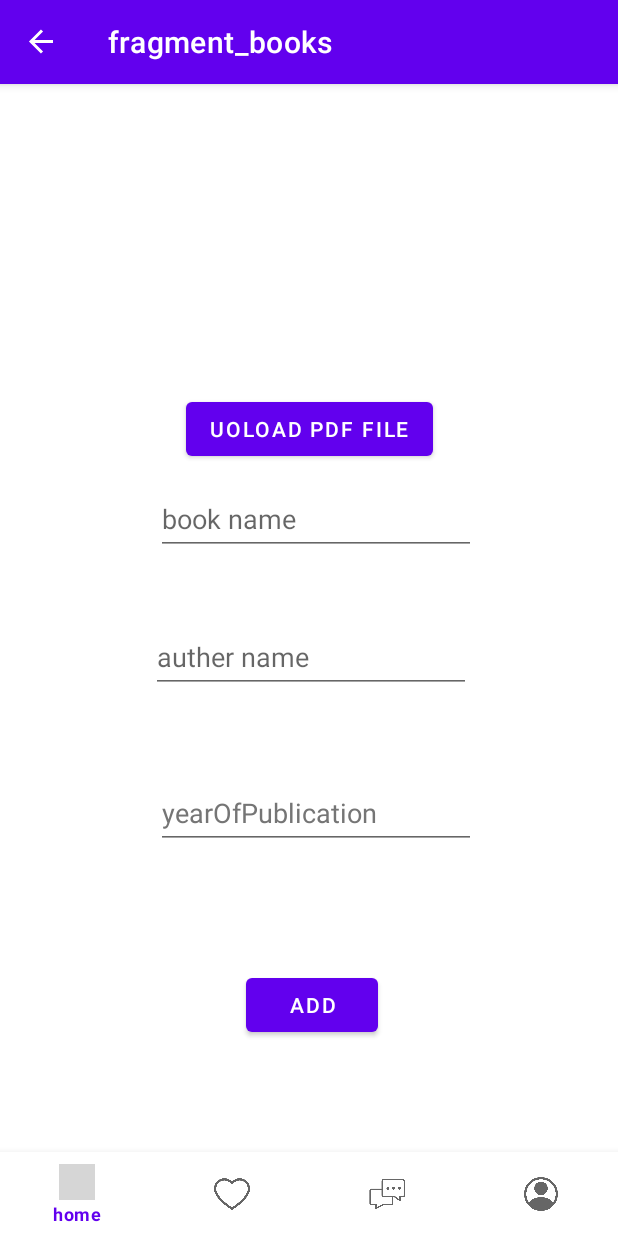
After one commit to Asma-Almahdawi/Books, an Android app: the BooksFragment screen opened through its navigation route, on a phone screen of 412 x 824 dp. The commit adds this screen. Run offline under Robolectric (Android 15) with nearby library versions, the phone set to English and light mode, and no system bars; our stand-ins replace Firebase (no records; nobody signed in at launch, a user with empty details on screens opened directly), navigation-ui; grey boxes are pictures that could not be loaded.

Commit message:
Firebase was used to : 1- Register 2- Login 3- Start CRUD operation 4-CRUD operation 5- RecyclerView

```diff
--- a/app/src/main/AndroidManifest.xml
+++ b/app/src/main/AndroidManifest.xml
@@ -4,6 +4,7 @@
 <uses-permission android:name="android.permission.CAMERA"/>
 
     <application
+        android:usesCleartextTraffic="true"
         android:allowBackup="true"
         android:icon="@mipmap/ic_launcher"
         android:label="@string/app_name"
--- a/app/src/main/java/com/example/books/Book.kt
+++ b/app/src/main/java/com/example/books/Book.kt
@@ -1,11 +1,13 @@
 package com.example.books
 
 data class Book(
-    val bookFile:String="",
+//    val bookFile:String="",
+    val bookImage:String="",
     val bookName:String="",
+    val pdfFile :String="",
     val authorName:String="",
     val yearOfPublication:String="",
-    val numberOfPages:String = ""
+//    val numberOfPages:String = ""
 
 ) {
 }
--- a/app/src/main/java/com/example/books/MainActivity.kt
+++ b/app/src/main/java/com/example/books/MainActivity.kt
@@ -22,7 +22,7 @@ class MainActivity : AppCompatActivity() {
         val navController = findNavController(R.id.container)
 
         bottomNavigationView.setupWithNavController(navController)
-        setupActionBarWithNavController(navController, AppBarConfiguration(setOf( R.layout.edit_file_fragment,R.layout.home_page_fragment,R.layout.like_page_fragment,R.layout.chat_page_fragment,R.layout.profile_fragment)))
+        setupActionBarWithNavController(navController, AppBarConfiguration(setOf( R.layout.edit_file_fragment,R.layout.home_page_fragment,R.layout.like_page_fragment,R.layout.chat_page_fragment,R.layout.profile_fragment ,R.layout.fragment_books)))
 
 
 
--- a/app/src/main/java/com/example/books/database/DatabaseRepo.kt
+++ b/app/src/main/java/com/example/books/database/DatabaseRepo.kt
@@ -24,7 +24,6 @@ class DatabaseRepo(){
     fun saveUser(user:User) = CoroutineScope(Dispatchers.IO).launch {
 //        var usersData:List<User> = emptyList()
         try {
-
 
             userCollectionRef.add(user).addOnSuccessListener { documentReference ->
                 Log.d(TAG, "DocumentSnapshot added with ID: ${documentReference.id}")
--- a/app/src/main/java/com/example/books/database/User.kt
+++ b/app/src/main/java/com/example/books/database/User.kt
@@ -1,14 +1,14 @@
 package com.example.books.database
 
 import android.provider.ContactsContract
+import com.example.books.Book
 
 data class User(
 
     var username : String?=null,
-//    var fileName:String?=null
     var profileImageUrl: String?= null,
+    var books:List<Book> = listOf()
 
-//    val bio:String? = null
 
 ){
 
--- /dev/null
+++ b/app/src/main/java/com/example/books/fragments/BooksFragment.kt
@@ -0,0 +1,85 @@
+package com.example.books.fragments
+
+import android.app.Activity
+import android.content.Intent
+import android.net.Uri
+import androidx.lifecycle.ViewModelProvider
+import android.os.Bundle
+import androidx.fragment.app.Fragment
+import android.view.LayoutInflater
+import android.view.View
+import android.view.ViewGroup
+import androidx.navigation.fragment.findNavController
+import com.example.books.Book
+import com.example.books.R
+import com.example.books.databinding.FragmentBooksBinding
+import com.example.books.fragments.editfilefragment.REQUEST_CODE_IMAGE
+import com.google.firebase.auth.FirebaseAuth
+import com.google.firebase.firestore.FieldValue
+import com.google.firebase.firestore.FirebaseFirestore
+import com.google.firebase.firestore.ktx.firestore
+import com.google.firebase.ktx.Firebase
+import java.lang.reflect.Field
+
+private const val TAG = "BooksFragment"
+private const val REQUEST_CODE_PDF = 1
+class BooksFragment : Fragment() {
+    private lateinit var auth: FirebaseAuth
+  val firestore= Firebase.firestore.collection("users")
+
+   private lateinit var bindig :FragmentBooksBinding
+   var cruPdfFile:Uri?= null
+
+   val book = Book()
+
+    private lateinit var viewModel: BooksViewModel
+    override fun onCreate(savedInstanceState: Bundle?) {
+        super.onCreate(savedInstanceState)
+
+        auth = FirebaseAuth.getInstance()
+    }
+
+    override fun onCreateView(
+        inflater: LayoutInflater, container: ViewGroup?,
+        savedInstanceState: Bundle?
+    ): View? {
+       bindig= FragmentBooksBinding.inflate(layoutInflater)
+
+        bindig.addBtn.setOnClickListener {
+            val bookName = bindig.bookNameTv.text.toString()
+            val autherName = bindig.autherNameTv.text.toString()
+            val yearOfPublication = bindig.yearOfPublicationTv.text.toString()
+            val pdfFile = bindig.filePDFBtn.text.toString()
+            val book =Book(bookName,pdfFile,autherName,yearOfPublication)
+            val firestorbook = Firebase.firestore.collection("books")
+            firestorbook.add(book)
+            firestore.document(auth.currentUser!!.uid).update("books",FieldValue.arrayUnion(book))
+
+           Intent(Intent.ACTION_GET_CONTENT).also {
+               it.type= "PDF/*"
+
+               startActivityForResult(it, REQUEST_CODE_PDF)
+
+           }
+
+
+        }
+
+        return bindig.root
+    }
+
+    override fun onActivityResult(requestCode: Int, resultCode: Int, data: Intent?) {
+        super.onActivityResult(requestCode, resultCode, data)
+        if (resultCode== Activity.RESULT_OK && requestCode == REQUEST_CODE_PDF)
+
+            data?.data.let {
+
+                cruPdfFile= it
+//                bindig.filePDFBtn.set
+
+            }
+
+
+    }
+
+}
--- a/app/src/main/java/com/example/books/fragments/homepagefragment/HomePageFragment.kt
+++ b/app/src/main/java/com/example/books/fragments/homepagefragment/HomePageFragment.kt
@@ -1,20 +1,31 @@
 package com.example.books.fragments.homepagefragment
 
-import androidx.lifecycle.ViewModelProvider
 import android.os.Bundle
+import android.util.Log
 import androidx.fragment.app.Fragment
 import android.view.LayoutInflater
 import android.view.View
 import android.view.ViewGroup
 import androidx.recyclerview.widget.LinearLayoutManager
-import com.example.books.R
+import androidx.recyclerview.widget.RecyclerView
+import com.example.books.Book
+import com.example.books.databinding.BooksAddItemBinding
 import com.example.books.databinding.HomePageFragmentBinding
+import com.google.firebase.firestore.*
 
+private const val TAG = "HomePageFragment"
 class HomePageFragment : Fragment() {
 
    private lateinit var binding: HomePageFragmentBinding
+   private lateinit var book: Book
+   private val bookList = mutableListOf<Book>()
 
+   private val db = FirebaseFirestore.getInstance()
 
+    override fun onCreate(savedInstanceState: Bundle?) {
+        super.onCreate(savedInstanceState)
+        book=Book()
+    }
 
     override fun onCreateView(
         inflater: LayoutInflater, container: ViewGroup?,
@@ -22,7 +33,79 @@ class HomePageFragment : Fragment() {
     ): View? {
       binding= HomePageFragmentBinding.inflate(layoutInflater)
         binding.booksRv.layoutManager=LinearLayoutManager(context)
+
+//        val book: List<Book> = listOf()
+//        val bookAdapter = BookAdapter(book)
+//        binding.booksRv.adapter=bookAdapter
+
+        fetchDataFromFirebase()
         return binding.root
+    }
+
+
+//    private fun updateUI(book: List<Book>) {
+//        val bookAdapter = BookAdapter(book)
+//        binding.booksRv.adapter=bookAdapter
+//    }
+
+    private inner class BookViewHolder(val binding: BooksAddItemBinding):RecyclerView.ViewHolder(binding.root){
+
+        fun bind(book: Book){
+             binding.bookNamesTv.text=book.bookName
+//            binding.bookImage.load(book.bookImage)
+        }
+
+
+    }
+
+    private inner class BookAdapter(val books:List<Book>): RecyclerView.Adapter<BookViewHolder>() {
+        override fun onCreateViewHolder(parent: ViewGroup, viewType: Int): BookViewHolder {
+
+            val binding=BooksAddItemBinding.inflate(
+
+                layoutInflater,
+                parent,
+                false
+
+            )
+            return BookViewHolder(binding)
+
+        }
+
+        override fun onBindViewHolder(holder: BookViewHolder, position: Int) {
+         val book =books[position]
+            holder.bind(book)
+            Log.d("items", " this item $book")
+        }
+
+        override fun getItemCount(): Int {
+            return books.size
+            Log.d("Size" , "${books.size}")
+        }
+
+
+    }
+
+    private fun fetchDataFromFirebase(){
+
+        db.collection("books").get().addOnSuccessListener {
+            for (doc in it){
+                val book = doc.toObject(Book::class.java)
+                bookList.add(book)
+
+                Log.d(TAG," GET DATA $bookList")
+
+        }
+
+            binding.booksRv.adapter=BookAdapter(bookList)
+
+
+
+
+
+        }
+
+
     }
 
 
--- a/app/src/main/java/com/example/books/fragments/loginfragment/LoginFragment.kt
+++ b/app/src/main/java/com/example/books/fragments/loginfragment/LoginFragment.kt
@@ -54,7 +54,7 @@ class LoginFragment : Fragment() {
 
         }
 
-findNavController().navigate(R.id.action_loginFragment_to_editFileFragment)
+//findNavController().navigate(R.id.action_registerFragment_to_loginFragment
 
         }
 
@@ -97,7 +97,7 @@ findNavController().navigate(R.id.action_loginFragment_to_editFileFragment)
 
             }
 
-
+ findNavController().navigate(R.id.action_loginFragment_to_booksFragment)
     }
 
 
--- a/app/src/main/java/com/example/books/fragments/registerfragment/RegisterFragment.kt
+++ b/app/src/main/java/com/example/books/fragments/registerfragment/RegisterFragment.kt
@@ -168,9 +168,8 @@ private fun registerUser(username:String,email: String, password: String) {
         .addOnCompleteListener { task->
             if (task.isSuccessful){
 //                val user = User()
-                val user = User(username)
+                val user = User()
                val  firestoreDB = FirebaseFirestore.getInstance()
-//                firestoreDB.collection("users").document(auth.currentUser!!.uid).set(username)
                 firestoreDB.collection("users").document(auth.currentUser!!.uid).set(user)
                 findNavController().navigate(R.id.action_registerFragment_to_loginFragment)
                 showToast("good job")
--- /dev/null
+++ b/app/src/main/res/layout/fragment_books.xml
@@ -0,0 +1,83 @@
+<?xml version="1.0" encoding="utf-8"?>
+<androidx.constraintlayout.widget.ConstraintLayout xmlns:android="http://schemas.android.com/apk/res/android"
+    xmlns:app="http://schemas.android.com/apk/res-auto"
+    xmlns:tools="http://schemas.android.com/tools"
+    android:id="@+id/frameLayout6"
+    android:layout_width="match_parent"
+    android:layout_height="match_parent"
+    tools:context=".fragments.BooksFragment">
+
+    <ImageView
+        android:id="@+id/imageView"
+        android:layout_width="150sp"
+        android:layout_height="150sp"
+        android:layout_marginTop="36dp"
+        app:layout_constraintEnd_toEndOf="parent"
+        app:layout_constraintHorizontal_bias="0.452"
+        app:layout_constraintStart_toStartOf="parent"
+        app:layout_constraintTop_toTopOf="parent"
+        tools:src="@tools:sample/avatars" />
+
+    <EditText
+        android:id="@+id/bookNameTv"
+        android:layout_width="wrap_content"
+        android:layout_height="wrap_content"
+        android:layout_marginStart="100dp"
+        android:layout_marginTop="12dp"
+        android:ems="10"
+        android:hint="@string/book_name"
+        android:inputType="textPersonName"
+        android:minHeight="48dp"
+        app:layout_constraintStart_toStartOf="parent"
+        app:layout_constraintTop_toBottomOf="@+id/filePDFBtn"
+        tools:ignore="TouchTargetSizeCheck" />
+
+    <EditText
+        android:id="@+id/autherName_tv"
+        android:layout_width="wrap_content"
+        android:layout_height="wrap_content"
+        android:layout_marginTop="44dp"
+        android:ems="10"
+        android:hint="auther name"
+        android:inputType="textPersonName"
+        android:minHeight="48dp"
+        app:layout_constraintEnd_toEndOf="parent"
+        app:layout_constraintHorizontal_bias="0.497"
+        app:layout_constraintStart_toStartOf="parent"
+        app:layout_constraintTop_toBottomOf="@+id/bookNameTv" />
+
+    <EditText
+        android:id="@+id/yearOfPublicationTv"
+        android:layout_width="wrap_content"
+        android:layout_height="wrap_content"
+        android:layout_marginStart="100dp"
+        android:layout_marginTop="56dp"
+        android:ems="10"
+        android:hint="yearOfPublication"
+        android:inputType="textPersonName"
+        android:minHeight="48dp"
+        android:textColorHint="#757575"
+        app:layout_constraintStart_toStartOf="parent"
+        app:layout_constraintTop_toBottomOf="@+id/autherName_tv" />
+
+    <Button
+        android:id="@+id/addBtn"
+        android:layout_width="wrap_content"
+        android:layout_height="wrap_content"
+        android:layout_marginStart="160dp"
+        android:layout_marginTop="80dp"
+        android:text="add"
+        app:layout_constraintStart_toStartOf="parent"
+        app:layout_constraintTop_toBottomOf="@+id/yearOfPublicationTv" />
+
+    <Button
+        android:id="@+id/filePDFBtn"
+        android:layout_width="wrap_content"
+        android:layout_height="wrap_content"
+        android:layout_marginStart="120dp"
+        android:layout_marginTop="20dp"
+        android:text="Uoload PDF file"
+        app:layout_constraintStart_toStartOf="parent"
+        app:layout_constraintTop_toBottomOf="@+id/imageView" />
+
+</androidx.constraintlayout.widget.ConstraintLayout>
--- a/app/src/main/res/navigation/navigation.xml
+++ b/app/src/main/res/navigation/navigation.xml
@@ -3,7 +3,7 @@
     xmlns:app="http://schemas.android.com/apk/res-auto"
     xmlns:tools="http://schemas.android.com/tools"
     android:id="@+id/navigation"
-    app:startDestination="@id/loginFragment">
+    app:startDestination="@id/navigation_home">
 
     <fragment
         android:id="@+id/navigation_home"
@@ -29,8 +29,8 @@
         android:label="login_fragment"
         tools:layout="@layout/login_fragment" >
         <action
-            android:id="@+id/action_loginFragment_to_editFileFragment"
-            app:destination="@id/editFileFragment" />
+            android:id="@+id/action_loginFragment_to_booksFragment"
+            app:destination="@id/booksFragment" />
     </fragment>
     <fragment
         android:id="@+id/chatPageFragment"
@@ -52,4 +52,9 @@
         android:name="com.example.books.fragments.editfilefragment.EditFileFragment"
         android:label="edit_file_fragment"
         tools:layout="@layout/edit_file_fragment" />
+    <fragment
+        android:id="@+id/booksFragment"
+        android:name="com.example.books.fragments.BooksFragment"
+        android:label="fragment_books"
+        tools:layout="@layout/fragment_books" />
 </navigation>
--- a/app/src/main/res/values/strings.xml
+++ b/app/src/main/res/values/strings.xml
@@ -1,3 +1,4 @@
 <resources>
     <string name="app_name">Books</string>
+    <string name="book_name">book name</string>
 </resources>
```
Also changed, not shown: app/src/main/java/com/example/books/fragments/BooksViewModel.kt (added, +7 -0 lines), app/src/main/java/com/example/books/fragments/editfilefragment/EditFileFragment.kt (+15 -5 lines), app/src/main/res/layout/books_add_item.xml (+12 -9 lines), app/src/main/res/layout/books_list_item.xml (+7 -6 lines).
